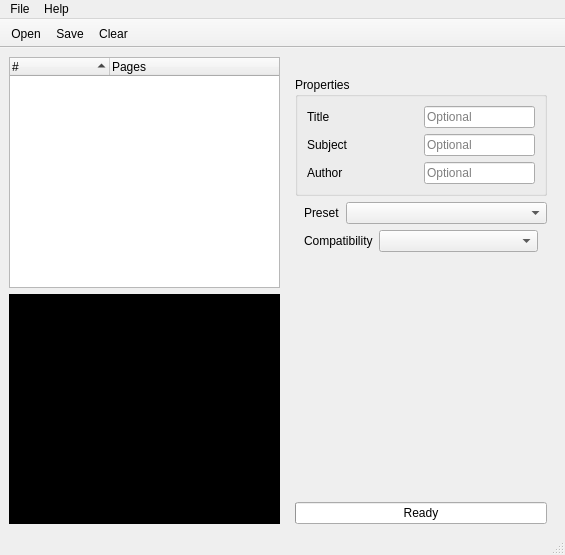
First picture: the form in assets/fusepdf.ui, repository nettstudio/fusepdf, before the edit.
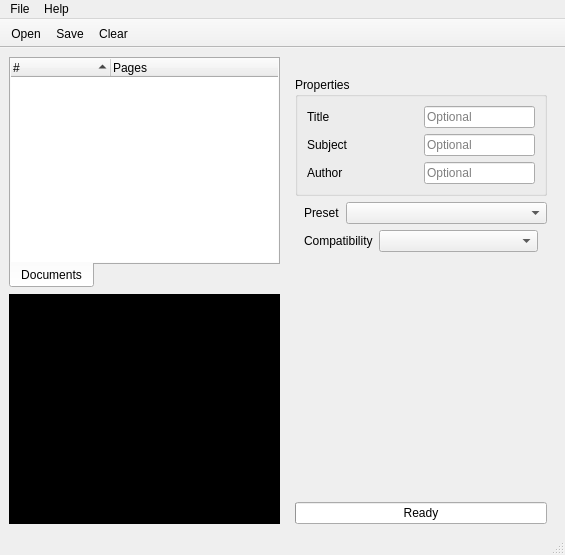
Second picture: the form after the edit. Icons and pictures are not drawn. Custom widgets are drawn as their Qt base class.

Diff of the .ui file:
```diff
--- a/assets/fusepdf.ui
+++ b/assets/fusepdf.ui
@@ -31,10 +31,48 @@
        <number>6</number>
       </property>
       <item>
+       <widget class="QTabWidget" name="tabs">
+        <property name="tabPosition">
+         <enum>QTabWidget::South</enum>
+        </property>
+        <property name="currentIndex">
+         <number>0</number>
+        </property>
+        <widget class="QWidget" name="tabInputs">
+         <attribute name="icon">
+          <iconset resource="../fusepdf.qrc">
+           <normaloff>:/assets/fusepdf-document.png</normaloff>:/assets/fusepdf-document.png</iconset>
+         </attribute>
+         <attribute name="title">
+          <string>Documents</string>
+         </attribute>
+         <layout class="QVBoxLayout" name="verticalLayout">
+          <property name="spacing">
+           <number>0</number>
+          </property>
+          <property name="leftMargin">
+           <number>0</number>
+          </property>
+          <property name="topMargin">
+           <number>0</number>
+          </property>
+          <property name="rightMargin">
+           <number>0</number>
+          </property>
+          <property name="bottomMargin">
+           <number>0</number>
+          </property>
+          <item>
        <widget class="FilesTreeWidget" name="inputs">
         <property name="acceptDrops">
          <bool>true</bool>
         </property>
+            <property name="frameShape">
+             <enum>QFrame::NoFrame</enum>
+            </property>
+            <property name="lineWidth">
+             <number>0</number>
+            </property>
         <property name="showDropIndicator" stdset="0">
          <bool>true</bool>
         </property>
@@ -81,6 +119,10 @@
           <string>Pages</string>
          </property>
         </column>
+           </widget>
+          </item>
+         </layout>
+        </widget>
        </widget>
       </item>
       <item>
```
Lines whose indentation alone changed are shown as unchanged.
